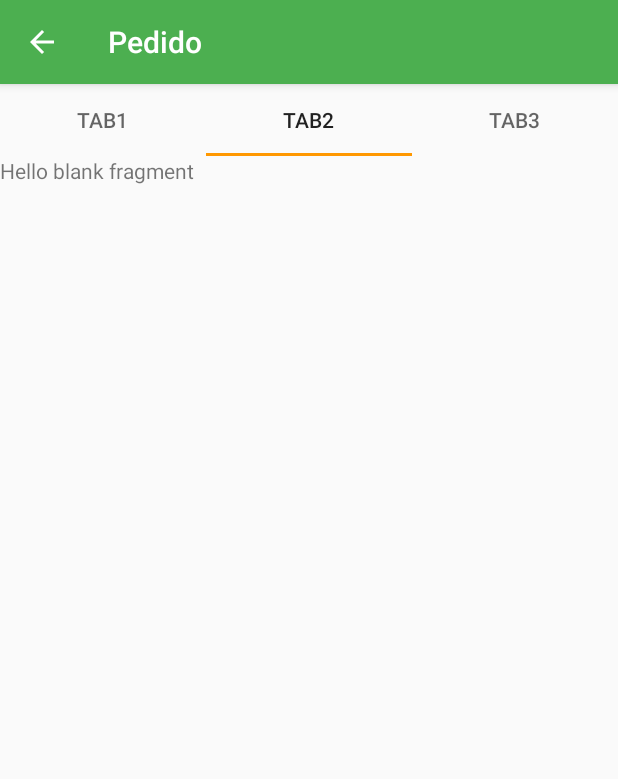
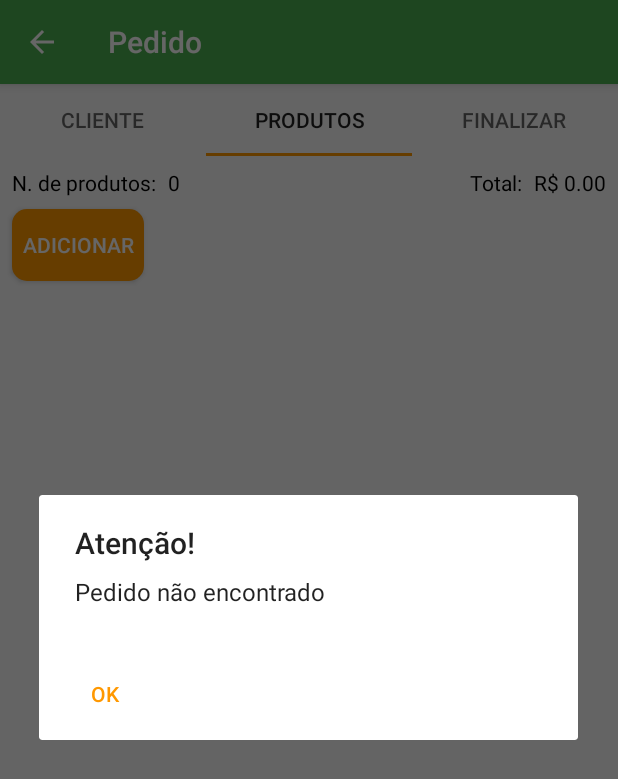
Before and after one commit to pablohcl/W170803, an Android app: the NovoPedido screen opened directly, with no data from a screen before it, tab 2 chosen, on a phone screen of 412 x 824 dp. Shown: the top 779 px of the screen. Run offline under Robolectric (Android 15) with nearby library versions, the phone set to English and light mode, and no system bars; 2 statements that could not run were skipped.

Commit message:
Tabela pedido_produtos criada.
Implementar adição de produtos no pedido

```diff
--- a/app/src/main/java/watt/w170803/util/db/BaseDB.java
+++ b/app/src/main/java/watt/w170803/util/db/BaseDB.java
@@ -225,13 +225,50 @@ public class BaseDB extends SQLiteOpenHelper {
 
 
 
+    //####### TABELA PEDIDO_PRODUTOS
+    public static final String TBL_PEDIDO_PRODUTOS = "pedido_produtos";
+    public static final String PEDIDO_PRODUTOS_ID = "id";
+    public static final String PEDIDO_PRODUTOS_ID_PEDIDO = "id_pedido";
+    public static final String PEDIDO_PRODUTOS_ID_PRODUTO = "id_produto";
+    public static final String PEDIDO_PRODUTOS_QTD = "quantidade";
+    public static final String PEDIDO_PRODUTOS_VALOR = "valor_und";
+    public static final String PEDIDO_PRODUTOS_TOTAL_ITEM = "total_item";
+
+    /* Colunas da Tabela PEDIDO_PRODUTOS. São públicos para qualquer classe. */
+    public static final String[] TBL_PEDIDO_PRODUTOS_COLUNAS = {
+            BaseDB.PEDIDO_PRODUTOS_ID,
+            BaseDB.PEDIDO_PRODUTOS_ID_PEDIDO,
+            BaseDB.PEDIDO_PRODUTOS_ID_PRODUTO,
+            BaseDB.PEDIDO_PRODUTOS_QTD,
+            BaseDB.PEDIDO_PRODUTOS_VALOR,
+            BaseDB.PEDIDO_PRODUTOS_TOTAL_ITEM
+    };
+
+    //DDL - criação da(s) tabela(s)
+    protected static final String CREATE_PEDIDO_PRODUTOS =
+            "create table "+TBL_PEDIDO_PRODUTOS+"(" +
+                    PEDIDO_PRODUTOS_ID+" INTEGER NOT NULL PRIMARY KEY, "+
+                    PEDIDO_PRODUTOS_ID_PEDIDO+" integer NOT NULL, "+
+                    PEDIDO_PRODUTOS_ID_PRODUTO+" INTEGER not null, "+
+                    PEDIDO_PRODUTOS_QTD+" REAL NOT NULL, "+
+                    PEDIDO_PRODUTOS_VALOR+" REAL NOT NULL, "+
+                    PEDIDO_PRODUTOS_TOTAL_ITEM+" REAL NOT NULL "+
+                    ");";
+
+    //DDL - exclusão da(s) tabela(s)
+    protected static final String DROP_PEDIDO_PRODUTOS =
+            "drop table if exists " + TBL_PEDIDO_PRODUTOS;
+
+
+
+
 
 
 
     // BANCO, NOME, VERSAO ###########################################################
 
     private static final String BANCO_NOME = "watt.sqlite";
-    private static final int BANCO_VERSAO = 31;
+    private static final int BANCO_VERSAO = 33;
 
     public BaseDB(Context context) {
         super(context, BANCO_NOME, null, BANCO_VERSAO);
@@ -244,6 +281,7 @@ public class BaseDB extends SQLiteOpenHelper {
         db.execSQL(CREATE_CLIENTE_CONTATOS);
         db.execSQL(CREATE_PRODUTOS);
         db.execSQL(CREATE_PEDIDO);
+        db.execSQL(CREATE_PEDIDO_PRODUTOS);
     }
 
     @Override
@@ -252,6 +290,7 @@ public class BaseDB extends SQLiteOpenHelper {
         db.execSQL(DROP_CLIENTE_CONTATOS);
         db.execSQL(DROP_PRODUTOS);
         db.execSQL(DROP_PEDIDO);
+        db.execSQL(DROP_PEDIDO_PRODUTOS);
         onCreate(db);
     }
 }
--- a/app/src/main/java/watt/w170803/util/pedidos/FragTela2ProdutosNovoPedido.java
+++ b/app/src/main/java/watt/w170803/util/pedidos/FragTela2ProdutosNovoPedido.java
@@ -1,13 +1,18 @@
 package watt.w170803.util.pedidos;
 
+import android.app.AlertDialog;
 import android.content.Context;
+import android.content.DialogInterface;
+import android.content.Intent;
 import android.net.Uri;
 import android.os.Bundle;
 import android.support.v4.app.Fragment;
 import android.view.LayoutInflater;
 import android.view.View;
 import android.view.ViewGroup;
+import android.widget.Button;
 
+import watt.w170803.ActivityProdutos;
 import watt.w170803.R;
 
 /**
@@ -21,11 +26,11 @@ import watt.w170803.R;
 public class FragTela2ProdutosNovoPedido extends Fragment {
     // TODO: Rename parameter arguments, choose names that match
     // the fragment initialization parameters, e.g. ARG_ITEM_NUMBER
-    private static final String ARG_PARAM1 = "param1";
+    private static final String ARG_PARAM1 = "pedido";
     private static final String ARG_PARAM2 = "param2";
 
     // TODO: Rename and change types of parameters
-    private String mParam1;
+    private String mParamPedido;
     private String mParam2;
 
     private OnFragmentInteractionListener mListener;
@@ -34,30 +39,25 @@ public class FragTela2ProdutosNovoPedido extends Fragment {
         // Required empty public constructor
     }
 
-    /**
-     * Use this factory method to create a new instance of
-     * this fragment using the provided parameters.
-     *
-     * @param param1 Parameter 1.
-     * @param param2 Parameter 2.
-     * @return A new instance of fragment FragTela2ProdutosNovoPedido.
-     */
     // TODO: Rename and change types and number of parameters
-    public static FragTela2ProdutosNovoPedido newInstance(String param1, String param2) {
+    public static FragTela2ProdutosNovoPedido newInstance(String param1) {
         FragTela2ProdutosNovoPedido fragment = new FragTela2ProdutosNovoPedido();
         Bundle args = new Bundle();
         args.putString(ARG_PARAM1, param1);
-        args.putString(ARG_PARAM2, param2);
         fragment.setArguments(args);
         return fragment;
     }
+
+    private Pedido pedido;
+
+    private Button btnAddItem;
 
     @Override
     public void onCreate(Bundle savedInstanceState) {
         super.onCreate(savedInstanceState);
         if (getArguments() != null) {
-            mParam1 = getArguments().getString(ARG_PARAM1);
-            mParam2 = getArguments().getString(ARG_PARAM2);
+            mParamPedido = getArguments().getString(ARG_PARAM1);
+            pedido = getPedido(mParamPedido);
         }
     }
 
@@ -65,7 +65,21 @@ public class FragTela2ProdutosNovoPedido extends Fragment {
     public View onCreateView(LayoutInflater inflater, ViewGroup container,
                              Bundle savedInstanceState) {
         // Inflate the layout for this fragment
-        return inflater.inflate(R.layout.fragment_frag_tela2_produtos_novo_pedido, container, false);
+        View view = inflater.inflate(R.layout.fragment_frag_tela2_produtos_novo_pedido, container, false);
+
+        btnAddItem = (Button) view.findViewById(R.id.btn_add_item_frag2_novo_pedido);
+        btnAddItem.setOnClickListener(new View.OnClickListener() {
+            @Override
+            public void onClick(View view) {
+                Bundle args = new Bundle();
+                args.putString("pedido", mParamPedido);
+                Intent intent = new Intent(getContext(), ActivityProdutos.class);
+                intent.putExtras(args);
+                startActivity(intent);
+            }
+        });
+
+        return view;
     }
 
     // TODO: Rename method, update argument and hook method into UI event
@@ -106,4 +120,23 @@ public class FragTela2ProdutosNovoPedido extends Fragment {
         // TODO: Update argument type and name
         void onFragmentInteraction(Uri uri);
     }
+
+    private Pedido getPedido(String pedido){
+        PedidosDB pedDB = new PedidosDB(getContext());
+        if(pedDB.getPedido(pedido) != null){
+            return pedDB.getPedido(pedido);
+        }else{
+            AlertDialog.Builder alert = new AlertDialog.Builder(getContext());
+            alert.setTitle("Atenção!");
+            alert.setMessage("Pedido não encontrado");
+            alert.setNeutralButton("OK", new DialogInterface.OnClickListener() {
+                @Override
+                public void onClick(DialogInterface dialogInterface, int i) {
+
+                }
+            });
+            alert.show();
+            return null;
+        }
+    }
 }
--- a/app/src/main/java/watt/w170803/util/pedidos/PagerAdapter.java
+++ b/app/src/main/java/watt/w170803/util/pedidos/PagerAdapter.java
@@ -12,7 +12,7 @@ import android.support.v4.app.FragmentPagerAdapter;
 public class PagerAdapter extends FragmentPagerAdapter {
 
     final int PAGE_COUNT = 3;
-    private String tabTitles[] = new String[] { "Tab1", "Tab2", "Tab3" };
+    private String tabTitles[] = new String[] { "Cliente", "Produtos", "Finalizar" };
     private Context context;
     private String pedidoSelecionado;
     private String clienteSelecionado;
@@ -34,7 +34,7 @@ public class PagerAdapter extends FragmentPagerAdapter {
         if (position == 0) {
             return FragTela1NovoPedido.newInstance(pedidoSelecionado, clienteSelecionado);
         } else if (position == 1) {
-            return new FragTela2ProdutosNovoPedido();
+            return FragTela2ProdutosNovoPedido.newInstance(pedidoSelecionado);
         }
         return new FragTela3ResumoNovoPedido();
     }
--- a/app/src/main/java/watt/w170803/util/pedidos/PedidosDB.java
+++ b/app/src/main/java/watt/w170803/util/pedidos/PedidosDB.java
@@ -4,6 +4,7 @@ import android.content.ContentValues;
 import android.content.Context;
 import android.database.Cursor;
 import android.database.sqlite.SQLiteDatabase;
+import android.support.v7.app.AlertDialog;
 
 import java.util.ArrayList;
 
@@ -113,4 +114,32 @@ public class PedidosDB {
         fecharBanco();
         return cliente;
     }
+
+    public Pedido getPedido(String pedido){
+        abrirBanco();
+
+        Cursor cursor = database.query(
+                BaseDB.TBL_PEDIDO,
+                BaseDB.TBL_PEDIDO_COLUNAS,
+                BaseDB.PEDIDO_ID+" = '"+pedido+"'",
+                null,
+                null,
+                null,
+                null
+        );
+        cursor.moveToFirst();
+        if(cursor.getCount() == 1){
+            Pedido ped = new Pedido(Long.parseLong(cursor.getString(2)), Long.parseLong(cursor.getString(1)));
+            ped.setCondicaoPgto(cursor.getString(3));
+            ped.setObs(cursor.getString(4));
+            ped.setTotal(cursor.getShort(5));
+            cursor.close();
+            fecharBanco();
+            return ped;
+        }else{
+            cursor.close();
+            fecharBanco();
+            return null;
+        }
+    }
 }
--- a/app/src/main/res/layout/activity_novo_pedido.xml
+++ b/app/src/main/res/layout/activity_novo_pedido.xml
@@ -17,17 +17,17 @@
         <android.support.design.widget.TabItem
             android:layout_width="wrap_content"
             android:layout_height="wrap_content"
-            android:text="Left" />
+             />
 
         <android.support.design.widget.TabItem
             android:layout_width="wrap_content"
             android:layout_height="wrap_content"
-            android:text="Center" />
+             />
 
         <android.support.design.widget.TabItem
             android:layout_width="wrap_content"
             android:layout_height="wrap_content"
-            android:text="Right" />
+             />
     </android.support.design.widget.TabLayout>
 
     <android.support.v4.view.ViewPager
--- a/app/src/main/res/layout/fragment_frag_tela2_produtos_novo_pedido.xml
+++ b/app/src/main/res/layout/fragment_frag_tela2_produtos_novo_pedido.xml
@@ -1,13 +1,81 @@
 <FrameLayout xmlns:android="http://schemas.android.com/apk/res/android"
+    xmlns:app="http://schemas.android.com/apk/res-auto"
     xmlns:tools="http://schemas.android.com/tools"
     android:layout_width="match_parent"
     android:layout_height="match_parent"
     tools:context="watt.w170803.util.pedidos.FragTela2ProdutosNovoPedido">
 
     <!-- TODO: Update blank fragment layout -->
-    <TextView
+
+    <android.support.constraint.ConstraintLayout
+        android:id="@+id/cons_lay_frag2_novo_pedido"
         android:layout_width="match_parent"
-        android:layout_height="match_parent"
-        android:text="@string/hello_blank_fragment" />
+        android:layout_height="match_parent">
 
+        <TextView
+            android:id="@+id/tv_n_itens_frag2_novo_pedido_valor"
+            android:layout_width="wrap_content"
+            android:layout_height="wrap_content"
+            android:layout_marginStart="8dp"
+            style="@style/letras_pretas_14sp"
+            android:layout_marginTop="8dp"
+            android:text="0"
+            app:layout_constraintStart_toEndOf="@+id/tv_n_itens_frag2_novo_pedido"
+            app:layout_constraintTop_toTopOf="parent" />
+
+        <TextView
+            android:id="@+id/tv_total_frag2_novo_pedido"
+            android:layout_width="wrap_content"
+            android:layout_height="wrap_content"
+            android:layout_marginEnd="8dp"
+            style="@style/letras_pretas_14sp"
+            android:layout_marginTop="8dp"
+            android:text="Total:"
+            app:layout_constraintEnd_toStartOf="@+id/tv_valor_total_frag2_novo_pedido"
+            app:layout_constraintTop_toTopOf="parent" />
+
+        <TextView
+            android:id="@+id/tv_n_itens_frag2_novo_pedido"
+            style="@style/letras_pretas_14sp"
+            android:layout_width="wrap_content"
+            android:layout_height="wrap_content"
+            android:layout_marginStart="8dp"
+            android:layout_marginTop="8dp"
+            android:text="N. de produtos:"
+            app:layout_constraintStart_toStartOf="parent"
+            app:layout_constraintTop_toTopOf="parent" />
+
+        <TextView
+            android:id="@+id/tv_valor_total_frag2_novo_pedido"
+            style="@style/letras_pretas_14sp"
+            android:layout_width="wrap_content"
+            android:layout_height="wrap_content"
+            android:layout_marginEnd="8dp"
+            android:layout_marginTop="8dp"
+            android:text="R$ 0.00"
+            app:layout_constraintEnd_toEndOf="parent"
+            app:layout_constraintTop_toTopOf="parent" />
+
+        <Button
+            android:id="@+id/btn_add_item_frag2_novo_pedido"
+            android:layout_width="wrap_content"
+            android:layout_height="wrap_content"
+            android:layout_marginStart="8dp"
+            android:layout_marginTop="8dp"
+            android:background="@drawable/screen_border"
+            android:text="Adicionar"
+            android:textColor="@color/white"
+            app:layout_constraintStart_toStartOf="parent"
+            app:layout_constraintTop_toBottomOf="@+id/tv_n_itens_frag2_novo_pedido" />
+
+        <android.support.v7.widget.RecyclerView
+            android:id="@+id/rv_frag2_novo_pedido"
+            android:layout_width="0dp"
+            android:layout_height="0dp"
+            android:layout_marginTop="8dp"
+            app:layout_constraintEnd_toEndOf="parent"
+            app:layout_constraintStart_toStartOf="parent"
+            app:layout_constraintTop_toBottomOf="@+id/btn_add_item_frag2_novo_pedido" />
+
+    </android.support.constraint.ConstraintLayout>
 </FrameLayout>
--- a/app/src/main/res/layout/fragment_frag_tela3_resumo_novo_pedido.xml
+++ b/app/src/main/res/layout/fragment_frag_tela3_resumo_novo_pedido.xml
@@ -5,9 +5,5 @@
     tools:context="watt.w170803.util.pedidos.FragTela3ResumoNovoPedido">
 
     <!-- TODO: Update blank fragment layout -->
-    <TextView
-        android:layout_width="match_parent"
-        android:layout_height="match_parent"
-        android:text="@string/hello_blank_fragment" />
 
 </FrameLayout>
```
Also changed, not shown: app/src/main/java/watt/w170803/ActivityProdutos.java (+15 -0 lines), app/src/main/java/watt/w170803/util/pedidos/NovoPedido.java (+16 -0 lines), app/src/main/java/watt/w170803/util/pedidos/pedidoProdutos/PedidoProdutosDB.java (added, +24 -0 lines).
